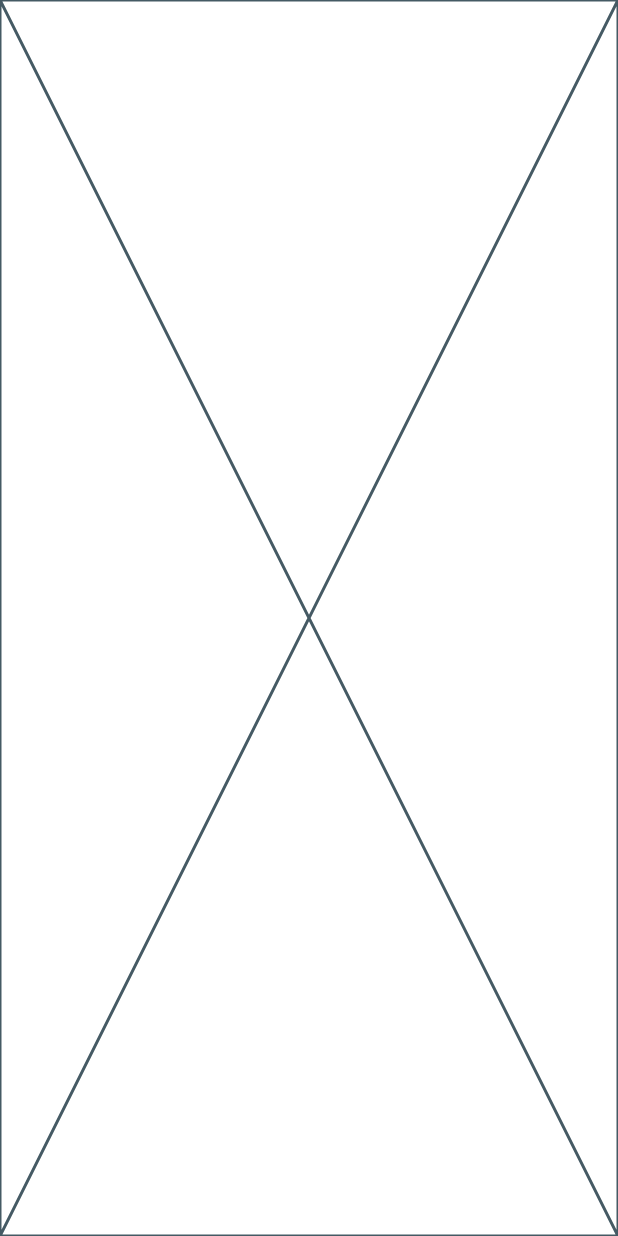
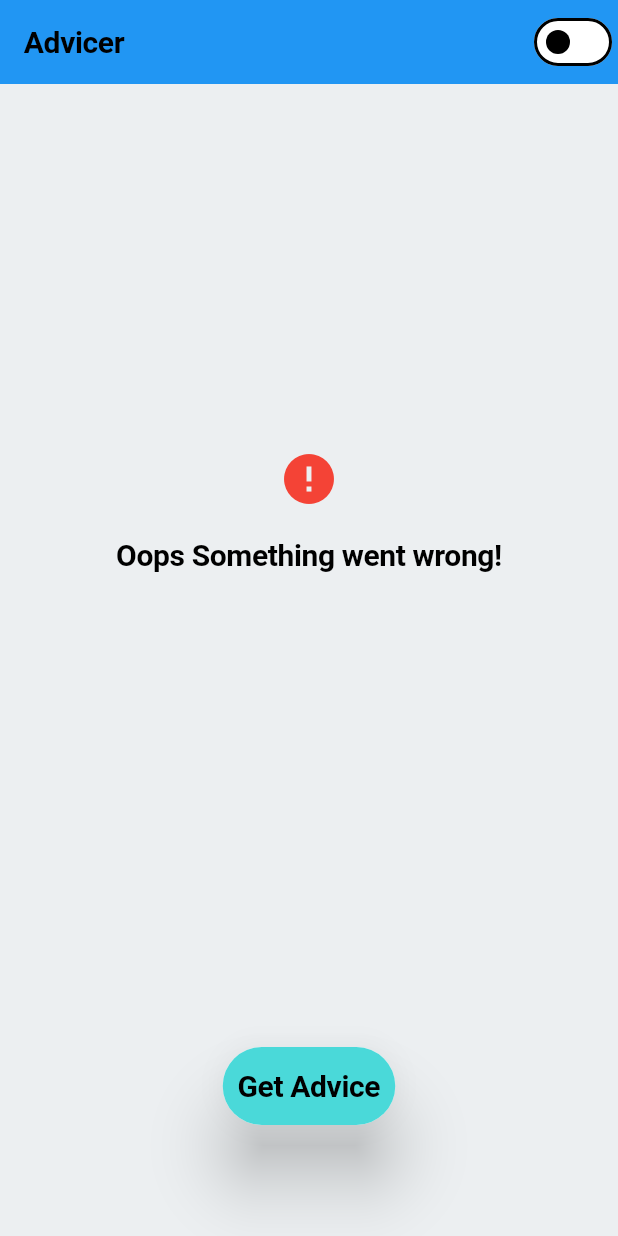
Before and after one commit to NikhilKukreja26/Advicer, a Flutter app: the screen it shows after launch, on a phone screen of 412 x 824 dp. Run offline on Flutter 3.47's test engine with Material 2 defaults, Android fonts, the phone set to English and light mode, and no system bars; our stand-ins replace equatable, flutter_bloc; Roboto replaces fonts that are missing (Rubik).

Commit message:
[feature] - Advice UI - Advice Bloc Created

```diff
--- /dev/null
+++ b/lib/2_application/pages/advice/advice_page.dart
@@ -0,0 +1,63 @@
+import 'package:adviser/2_application/core/services/theme_service.dart';
+import 'package:adviser/2_application/pages/advice/widgets/advise_field.dart';
+import 'package:adviser/2_application/pages/advice/widgets/custom_button.dart';
+import 'package:adviser/2_application/pages/advice/widgets/error_message.dart';
+import 'package:flutter/material.dart';
+import 'package:provider/provider.dart';
+
+class AdvicePage extends StatelessWidget {
+  const AdvicePage({super.key});
+
+  @override
+  Widget build(BuildContext context) {
+    final ThemeData themeData = Theme.of(context);
+    return Scaffold(
+      appBar: AppBar(
+        title: Text(
+          'Advicer',
+          style: themeData.textTheme.displayLarge,
+        ),
+        actions: [
+          Consumer<ThemeService>(
+            builder: (_, ThemeService themeService, __) {
+              return Switch.adaptive(
+                value: themeService.isDarkModeOn,
+                onChanged: (_) => themeService.toggleTheme(),
+              );
+            },
+          ),
+          //
+        ],
+      ),
+      body: Padding(
+        padding: const EdgeInsets.symmetric(horizontal: 50.0),
+        child: Column(
+          children: [
+            Expanded(
+              child: Center(
+                  child: ErrorMessage(message: 'Oops Something went wrong!')
+                  //     AdviseField(
+                  //   advise: 'example advise - your day will be good!',
+                  // )
+
+                  //     CircularProgressIndicator(
+                  //   color: themeData.colorScheme.secondary,
+                  // )
+
+                  // Text(
+                  //   'Your Advice is waiting for you!',
+                  //   style: themeData.textTheme.displayLarge,
+                  //   textAlign: TextAlign.center,
+                  // ),
+                  ),
+            ),
+            const SizedBox(
+              height: 200,
+              child: Center(child: CustomButton()),
+            ),
+          ],
+        ),
+      ),
+    );
+  }
+}
--- /dev/null
+++ b/lib/2_application/pages/advice/bloc/advicer_bloc.dart
@@ -0,0 +1,13 @@
+import 'package:flutter_bloc/flutter_bloc.dart';
+import 'package:equatable/equatable.dart';
+
+part 'advicer_event.dart';
+part 'advicer_state.dart';
+
+class AdvicerBloc extends Bloc<AdvicerEvent, AdvicerState> {
+  AdvicerBloc() : super(AdvicerInitial()) {
+    on<AdvicerEvent>((event, emit) {
+      // TODO: implement event handler
+    });
+  }
+}
--- /dev/null
+++ b/lib/2_application/pages/advice/bloc/advicer_event.dart
@@ -0,0 +1,10 @@
+part of 'advicer_bloc.dart';
+
+sealed class AdvicerEvent extends Equatable {
+  const AdvicerEvent();
+
+  @override
+  List<Object> get props => [];
+}
+
+class AdviceRequestedEvent extends AdvicerEvent {}
--- /dev/null
+++ b/lib/2_application/pages/advice/bloc/advicer_state.dart
@@ -0,0 +1,33 @@
+part of 'advicer_bloc.dart';
+
+sealed class AdvicerState extends Equatable {
+  const AdvicerState();
+
+  @override
+  List<Object> get props => [];
+}
+
+final class AdvicerInitial extends AdvicerState {}
+
+final class AdvicerStateLoading extends AdvicerState {}
+
+final class AdvicerStateLoaded extends AdvicerState {
+  final String advice;
+
+  const AdvicerStateLoaded({
+    required this.advice,
+  });
+  @override
+  List<Object> get props => [advice];
+}
+
+final class AdvicerStateError extends AdvicerState {
+  final String message;
+
+  const AdvicerStateError({
+    required this.message,
+  });
+
+  @override
+  List<Object> get props => [message];
+}
--- /dev/null
+++ b/lib/2_application/pages/advice/widgets/custom_button.dart
@@ -0,0 +1,33 @@
+import 'package:flutter/material.dart';
+
+class CustomButton extends StatelessWidget {
+  const CustomButton({super.key});
+
+  @override
+  Widget build(BuildContext context) {
+    final ThemeData themeData = Theme.of(context);
+    return InkResponse(
+      onTap: () {
+        print('Button Pressed - will be implemented later');
+      },
+      child: Material(
+        elevation: 20.0,
+        borderRadius: BorderRadius.circular(50.0),
+        child: Container(
+          decoration: BoxDecoration(
+            color: themeData.colorScheme.secondary,
+            borderRadius: BorderRadius.circular(50.0),
+          ),
+          child: Padding(
+            padding:
+                const EdgeInsets.symmetric(horizontal: 10.0, vertical: 15.0),
+            child: Text(
+              'Get Advice',
+              style: themeData.textTheme.displayLarge,
+            ),
+          ),
+        ),
+      ),
+    );
+  }
+}
--- /dev/null
+++ b/lib/2_application/pages/advice/widgets/error_message.dart
@@ -0,0 +1,31 @@
+import 'package:flutter/material.dart';
+
+class ErrorMessage extends StatelessWidget {
+  const ErrorMessage({
+    super.key,
+    required this.message,
+  });
+
+  final String message;
+
+  @override
+  Widget build(BuildContext context) {
+    final ThemeData themeData = Theme.of(context);
+    return Column(
+      mainAxisAlignment: MainAxisAlignment.center,
+      children: [
+        const Icon(
+          Icons.error,
+          size: 40.0,
+          color: Colors.red,
+        ),
+        const SizedBox(height: 20.0),
+        Text(
+          message,
+          style: themeData.textTheme.displayLarge,
+          textAlign: TextAlign.center,
+        ),
+      ],
+    );
+  }
+}
--- a/lib/main.dart
+++ b/lib/main.dart
@@ -1,4 +1,5 @@
-import 'package:adviser/application/core/services/theme_service.dart';
+import 'package:adviser/2_application/core/services/theme_service.dart';
+import 'package:adviser/2_application/pages/advice/advice_page.dart';
 import 'package:adviser/theme.dart';
 import 'package:flutter/material.dart';
 import 'package:provider/provider.dart';
@@ -21,12 +22,12 @@ class MyApp extends StatelessWidget {
       builder: (_, ThemeService themeService, __) {
         return MaterialApp(
           debugShowCheckedModeBanner: false,
-          title: 'Adviser App',
+          title: 'Advicer App',
           themeMode:
               themeService.isDarkModeOn ? ThemeMode.dark : ThemeMode.light,
           theme: AppTheme.lightTheme,
           darkTheme: AppTheme.darkTheme,
-          home: const Placeholder(),
+          home: const AdvicePage(),
         );
       },
     );
--- a/pubspec.yaml
+++ b/pubspec.yaml
@@ -33,8 +33,10 @@ dependencies:
 
   # The following adds the Cupertino Icons font to your application.
   # Use with the CupertinoIcons class for iOS style icons.
-  cupertino_icons: ^1.0.2
+  cupertino_icons: ^1.0.6
   provider: ^6.0.5
+  flutter_bloc: ^8.1.3
+  equatable: ^2.0.5
 
 dev_dependencies:
   flutter_test:
```
Also changed, not shown: lib/2_application/pages/advice/widgets/advise_field.dart (added, +33 -0 lines), lib/2_application/core/services/theme_service.dart (renamed from lib/application/core/services/theme_service.dart), pubspec.lock.
